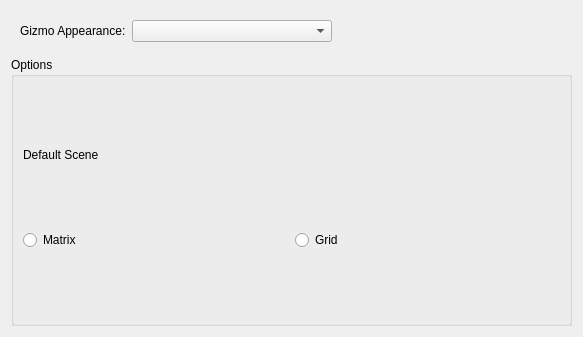
Old version of the form src/dialogs/preferences/worldsettings.ui in the repository jahshaka/Studio.
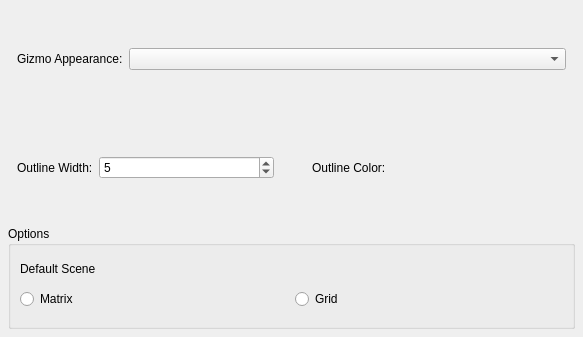
New version of the form. Icons and pictures are not drawn. Custom widgets are drawn as their Qt base class.

Commit message: Update widgets with new controls

Patch:
```diff
--- a/src/dialogs/preferences/worldsettings.ui
+++ b/src/dialogs/preferences/worldsettings.ui
@@ -32,10 +32,25 @@
    <string>Form</string>
   </property>
   <layout class="QVBoxLayout" name="verticalLayout_2">
-   <item alignment="Qt::AlignLeft">
+   <property name="spacing">
+    <number>6</number>
+   </property>
+   <property name="leftMargin">
+    <number>8</number>
+   </property>
+   <property name="topMargin">
+    <number>8</number>
+   </property>
+   <property name="rightMargin">
+    <number>8</number>
+   </property>
+   <property name="bottomMargin">
+    <number>8</number>
+   </property>
+   <item>
     <widget class="QWidget" name="widget" native="true">
      <property name="sizePolicy">
-      <sizepolicy hsizetype="Preferred" vsizetype="Fixed">
+      <sizepolicy hsizetype="Preferred" vsizetype="Preferred">
        <horstretch>0</horstretch>
        <verstretch>0</verstretch>
       </sizepolicy>
@@ -77,6 +92,84 @@
      </layout>
     </widget>
    </item>
+   <item>
+    <widget class="QWidget" name="widget_2" native="true">
+     <layout class="QVBoxLayout" name="verticalLayout_3">
+      <item>
+       <layout class="QHBoxLayout" name="horizontalLayout_4">
+        <item>
+         <widget class="QLabel" name="label_3">
+          <property name="sizePolicy">
+           <sizepolicy hsizetype="Fixed" vsizetype="Preferred">
+            <horstretch>0</horstretch>
+            <verstretch>0</verstretch>
+           </sizepolicy>
+          </property>
+          <property name="text">
+           <string>Outline Width:</string>
+          </property>
+         </widget>
+        </item>
+        <item>
+         <widget class="QSpinBox" name="outlineWidth">
+          <property name="maximum">
+           <number>10</number>
+          </property>
+          <property name="value">
+           <number>5</number>
+          </property>
+         </widget>
+        </item>
+        <item>
+         <spacer name="horizontalSpacer">
+          <property name="orientation">
+           <enum>Qt::Horizontal</enum>
+          </property>
+          <property name="sizeType">
+           <enum>QSizePolicy::Preferred</enum>
+          </property>
+          <property name="sizeHint" stdset="0">
+           <size>
+            <width>32</width>
+            <height>20</height>
+           </size>
+          </property>
+         </spacer>
+        </item>
+        <item>
+         <widget class="QLabel" name="label_4">
+          <property name="sizePolicy">
+           <sizepolicy hsizetype="Fixed" vsizetype="Preferred">
+            <horstretch>0</horstretch>
+            <verstretch>0</verstretch>
+           </sizepolicy>
+          </property>
+          <property name="text">
+           <string>Outline Color:</string>
+          </property>
+         </widget>
+        </item>
+        <item>
+         <widget class="ColorPickerWidget" name="outlineColor" native="true">
+          <property name="sizePolicy">
+           <sizepolicy hsizetype="Preferred" vsizetype="Preferred">
+            <horstretch>0</horstretch>
+            <verstretch>0</verstretch>
+           </sizepolicy>
+          </property>
+          <property name="maximumSize">
+           <size>
+            <width>16777215</width>
+            <height>24</height>
+           </size>
+          </property>
+         </widget>
+        </item>
+       </layout>
+      </item>
+     </layout>
+    </widget>
+   </item>
    <item>
     <widget class="QGroupBox" name="groupBox">
      <property name="styleSheet">
@@ -87,6 +180,12 @@
      <property name="title">
       <string>Options</string>
      </property>
+     <property name="flat">
+      <bool>false</bool>
+     </property>
+     <property name="checkable">
+      <bool>false</bool>
+     </property>
      <layout class="QVBoxLayout" name="verticalLayout">
       <item>
        <widget class="QLabel" name="label">
@@ -160,8 +259,14 @@
   <zorder>pushButton_4</zorder>
   <zorder>pushButton_5</zorder>
  </widget>
- <resources>
-  <include location="../../../icons.qrc"/>
- </resources>
+ <customwidgets>
+  <customwidget>
+   <class>ColorPickerWidget</class>
+   <extends>QWidget</extends>
+   <header>src/widgets/colorpickerwidget.h</header>
+   <container>1</container>
+  </customwidget>
+ </customwidgets>
+ <resources/>
  <connections/>
 </ui>
```
Left out of the diff: 13 changed lines with no effect on the pictures. The commit also changes 1 other file.
